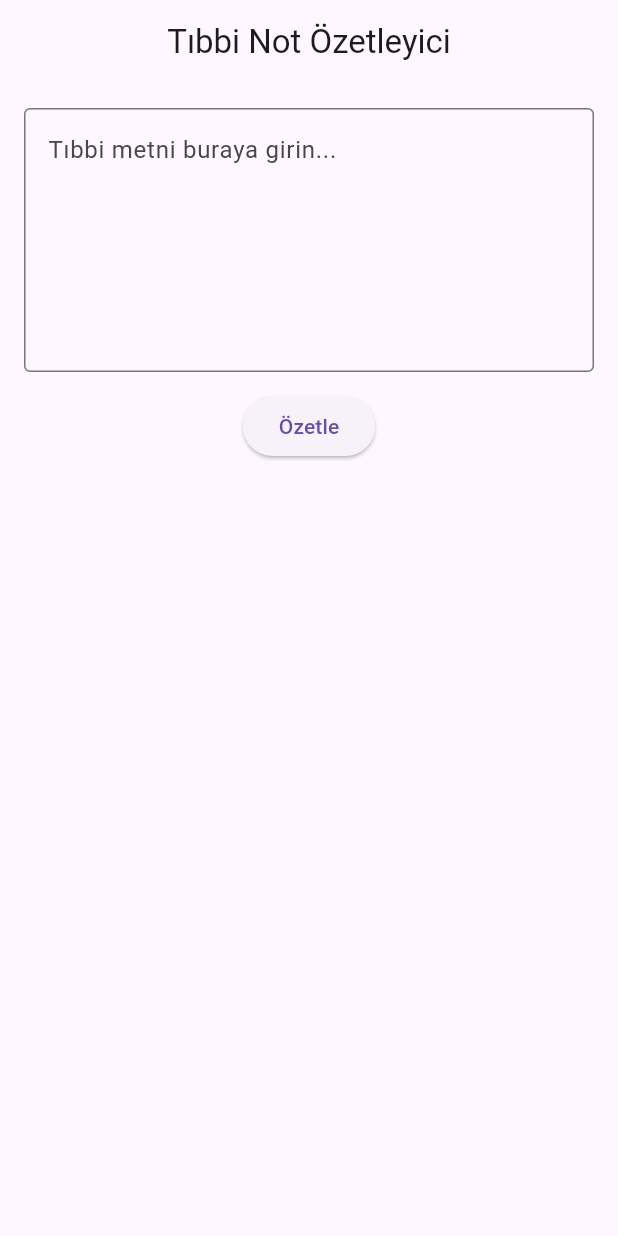
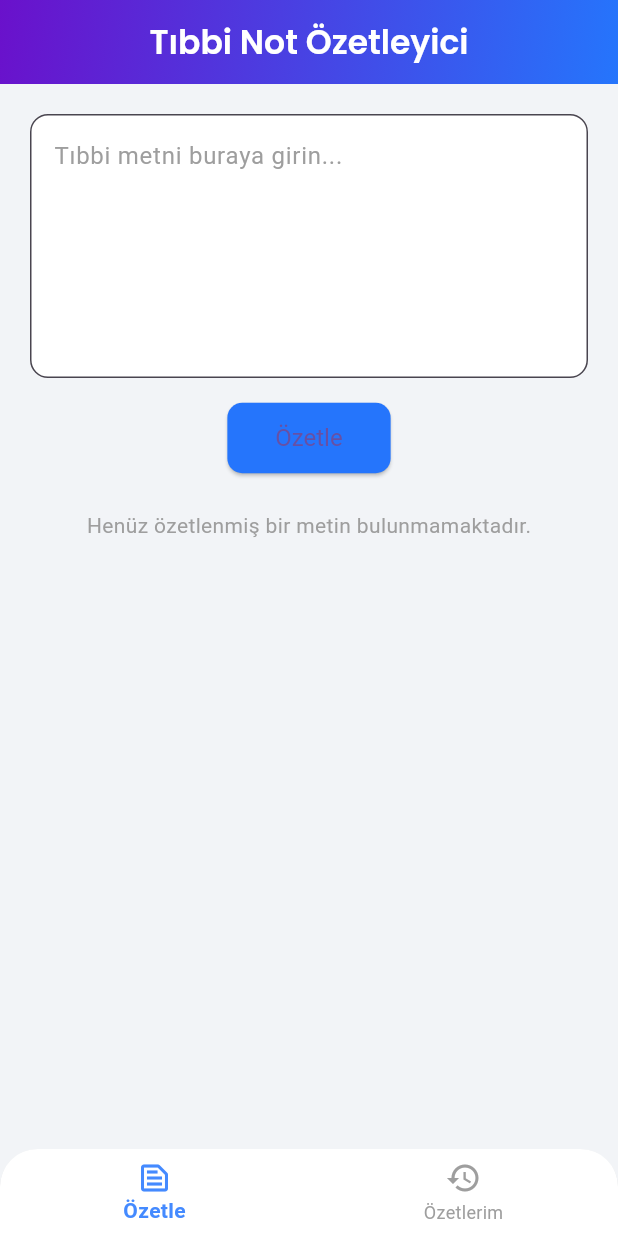
Before and after one commit to ClosePrize/YZTA_Bootcamp_Group185, a Flutter app: the screen it shows after launch, after a tap on "Özetle", on a phone screen of 412 x 824 dp. Run offline on Flutter 3.47's test engine with Material 3 defaults, Android fonts, the phone set to English and light mode, and no system bars; our stand-ins replace convex_bottom_bar, flutter_dotenv, google_fonts, sqflite; accounts and stored records are empty.

Commit message:
[FEATURE] History page has been added.

```diff
--- /dev/null
+++ b/lib/db_helper.dart
@@ -0,0 +1,29 @@
+import 'package:sqflite/sqflite.dart';
+import 'package:path/path.dart';
+import 'summary_model.dart';
+
+class DBHelper {
+  static Future<Database> _getDB() async {
+    final dbPath = await getDatabasesPath();
+    return openDatabase(
+      join(dbPath, 'summaries.db'),
+      version: 1,
+      onCreate: (db, version) {
+        return db.execute(
+          'CREATE TABLE summaries(id INTEGER PRIMARY KEY AUTOINCREMENT, input TEXT, output TEXT)',
+        );
+      },
+    );
+  }
+
+  static Future<void> insertSummary(Summary summary) async {
+    final db = await _getDB();
+    await db.insert('summaries', summary.toMap(), conflictAlgorithm: ConflictAlgorithm.replace);
+  }
+
+  static Future<List<Summary>> getAllSummaries() async {
+    final db = await _getDB();
+    final List<Map<String, dynamic>> maps = await db.query('summaries');
+    return List.generate(maps.length, (i) => Summary.fromMap(maps[i])).reversed.toList();
+  }
+}
--- a/lib/gemini_service.dart
+++ b/lib/gemini_service.dart
@@ -5,12 +5,15 @@ import 'package:flutter_dotenv/flutter_dotenv.dart';
 class GeminiService {
   static final String apiKey = dotenv.env['GEMINI_API_KEY'] ?? '';
   static final String endpoint =
-      'https://generativelanguage.googleapis.com/v1beta/models/gemini-pro:generateContent?key=$apiKey';
+      'https://generativelanguage.googleapis.com/v1beta/models/gemini-2.0-flash:generateContent';
 
   static Future<String> summarizeText(String input) async {
     final response = await http.post(
       Uri.parse(endpoint),
-      headers: {'Content-Type': 'application/json'},
+      headers: {
+        'Content-Type': 'application/json',
+        'X-goog-api-key': apiKey,  // API key burada header olarak
+      },
       body: jsonEncode({
         "contents": [
           {
@@ -27,7 +30,7 @@ class GeminiService {
       final content = data['candidates']?[0]?['content']?['parts']?[0]?['text'];
       return content ?? 'Özet bulunamadı.';
     } else {
-      throw Exception('Gemini API hatası: ${response.statusCode}');
+      throw Exception('Gemini API hatası: ${response.statusCode} - ${response.body}');
     }
   }
 }
--- a/lib/home_page.dart
+++ b/lib/home_page.dart
@@ -1,5 +1,11 @@
 import 'package:flutter/material.dart';
+import 'package:google_fonts/google_fonts.dart';
 import 'gemini_service.dart';
+import 'db_helper.dart';
+import 'summary_model.dart';
+import 'widgets.dart';
+import 'package:convex_bottom_bar/convex_bottom_bar.dart';
+
 
 class HomePage extends StatefulWidget {
   const HomePage({super.key});
@@ -11,6 +17,22 @@ class _HomePageState extends State<HomePage> {
   final TextEditingController _textController = TextEditingController();
   String _summary = '';
   bool _isLoading = false;
+  int _currentIndex = 0;
+  late final PageController _controller;
+
+  final List<Summary> _summaryHistory = [];
+
+  @override
+  void initState() {
+    super.initState();
+    _controller = PageController();
+    _loadHistoryFromDB();
+  }
+
+  Future<void> _loadHistoryFromDB() async {
+    final summaries = await DBHelper.getAllSummaries();
+    setState(() => _summaryHistory.addAll(summaries));
+  }
 
   Future<void> _summarize() async {
     final inputText = _textController.text.trim();
@@ -23,7 +45,14 @@ class _HomePageState extends State<HomePage> {
 
     try {
       final result = await GeminiService.summarizeText(inputText);
-      setState(() => _summary = result);
+
+      final newSummary = Summary(input: inputText, output: result);
+      await DBHelper.insertSummary(newSummary);
+
+      setState(() {
+        _summary = result;
+        _summaryHistory.insert(0, newSummary);
+      });
     } catch (e) {
       setState(() => _summary = 'Bir hata oluştu: $e');
     } finally {
@@ -34,37 +63,62 @@ class _HomePageState extends State<HomePage> {
   @override
   Widget build(BuildContext context) {
     return Scaffold(
+      backgroundColor: const Color(0xFFF2F4F7),
       appBar: AppBar(
-        title: const Text('Tıbbi Not Özetleyici'),
+        elevation: 0,
         centerTitle: true,
+        flexibleSpace: Container(
+          decoration: const BoxDecoration(
+            gradient: LinearGradient(
+              colors: [Color(0xFF6A11CB), Color(0xFF2575FC)],
+              begin: Alignment.topLeft,
+              end: Alignment.bottomRight,
+            ),
+          ),
+        ),
+        title: Text(
+          'Tıbbi Not Özetleyici',
+          style: GoogleFonts.poppins(
+            fontWeight: FontWeight.w600,
+            color: Colors.white,
+          ),
+        ),
       ),
-      body: Padding(
-        padding: const EdgeInsets.all(16),
-        child: Column(
-          children: [
-            TextField(
-              controller: _textController,
-              maxLines: 6,
-              decoration: const InputDecoration(
-                hintText: 'Tıbbi metni buraya girin...',
-                border: OutlineInputBorder(),
-              ),
+      body: _currentIndex == 0
+          ? buildSummarizerTab(
+        textController: _textController,
+        isLoading: _isLoading,
+        summary: _summary,
+        onSummarize: _summarize,
+      )
+          : buildHistoryTab(_summaryHistory),
+      bottomNavigationBar: ClipRRect(
+        borderRadius: const BorderRadius.only(
+          topLeft: Radius.circular(25),
+          topRight: Radius.circular(25),
+        ),
+        child: BottomNavigationBar(
+          currentIndex: _currentIndex,
+          onTap: (index) {
+            setState(() => _currentIndex = index);
+            _controller.animateToPage(index,
+                duration: const Duration(milliseconds: 300),
+                curve: Curves.easeInOut);
+          },
+          backgroundColor: Colors.white,
+          elevation: 10,
+          selectedItemColor: Colors.blueAccent,
+          unselectedItemColor: Colors.grey,
+          showUnselectedLabels: true,
+          selectedLabelStyle: const TextStyle(fontWeight: FontWeight.bold),
+          items: const [
+            BottomNavigationBarItem(
+              icon: Icon(Icons.text_snippet_outlined),
+              label: 'Özetle',
             ),
-            const SizedBox(height: 12),
-            ElevatedButton(
-              onPressed: _isLoading ? null : _summarize,
-              child: const Text('Özetle'),
-            ),
-            const SizedBox(height: 20),
-            _isLoading
-                ? const CircularProgressIndicator()
-                : Expanded(
-              child: SingleChildScrollView(
-                child: Text(
-                  _summary,
-                  style: const TextStyle(fontSize: 16),
-                ),
-              ),
+            BottomNavigationBarItem(
+              icon: Icon(Icons.history),
+              label: 'Özetlerim',
             ),
           ],
         ),
--- a/lib/main.dart
+++ b/lib/main.dart
@@ -3,7 +3,8 @@ import 'package:flutter_dotenv/flutter_dotenv.dart';
 import 'home_page.dart';
 
 Future<void> main() async {
-  await dotenv.load();
+  WidgetsFlutterBinding.ensureInitialized();
+  await dotenv.load(fileName: ".env");
   runApp(const MyApp());
 }
 
--- /dev/null
+++ b/lib/summary_model.dart
@@ -0,0 +1,23 @@
+class Summary {
+  final int? id;
+  final String input;
+  final String output;
+
+  Summary({this.id, required this.input, required this.output});
+
+  factory Summary.fromMap(Map<String, dynamic> map) {
+    return Summary(
+      id: map['id'],
+      input: map['input'],
+      output: map['output'],
+    );
+  }
+
+  Map<String, dynamic> toMap() {
+    return {
+      'id': id,
+      'input': input,
+      'output': output,
+    };
+  }
+}
--- /dev/null
+++ b/lib/widgets.dart
@@ -0,0 +1,124 @@
+import 'package:flutter/material.dart';
+import 'package:google_fonts/google_fonts.dart';
+import 'summary_model.dart';
+
+Widget buildSummarizerTab({
+  required TextEditingController textController,
+  required bool isLoading,
+  required String summary,
+  required VoidCallback onSummarize,
+}) {
+  return SingleChildScrollView(
+    padding: const EdgeInsets.all(20),
+    child: Column(
+      children: [
+        TextField(
+          controller: textController,
+          maxLines: 6,
+          decoration: InputDecoration(
+            hintText: 'Tıbbi metni buraya girin...',
+            filled: true,
+            fillColor: Colors.white,
+            hintStyle: const TextStyle(color: Colors.grey),
+            border: OutlineInputBorder(
+              borderRadius: BorderRadius.circular(12),
+            ),
+          ),
+          style: const TextStyle(fontSize: 16),
+        ),
+        const SizedBox(height: 16),
+        ElevatedButton(
+          onPressed: isLoading ? null : onSummarize,
+          style: ElevatedButton.styleFrom(
+            padding: const EdgeInsets.symmetric(horizontal: 32, vertical: 14),
+            backgroundColor: const Color(0xFF2575FC),
+            shape: RoundedRectangleBorder(
+              borderRadius: BorderRadius.circular(10),
+            ),
+            textStyle: const TextStyle(fontSize: 16),
+          ),
+          child: isLoading
+              ? const CircularProgressIndicator(
+            color: Colors.white,
+            strokeWidth: 2,
+          )
+              : const Text('Özetle'),
+        ),
+        const SizedBox(height: 24),
+        if (summary.isNotEmpty)
+          AnimatedContainer(
+            duration: const Duration(milliseconds: 500),
+            curve: Curves.easeInOut,
+            decoration: BoxDecoration(
+              color: Colors.white.withOpacity(0.85),
+              borderRadius: BorderRadius.circular(16),
+              boxShadow: [
+                BoxShadow(
+                  color: Colors.black.withOpacity(0.05),
+                  blurRadius: 12,
+                  spreadRadius: 2,
+                  offset: const Offset(0, 4),
+                ),
+              ],
+            ),
+            padding: const EdgeInsets.all(20),
+            child: Text(
+              summary,
+              style: GoogleFonts.openSans(fontSize: 16, height: 1.5),
+            ),
+          ),
+        if (!isLoading && summary.isEmpty)
+          const Text(
+            'Henüz özetlenmiş bir metin bulunmamaktadır.',
+            style: TextStyle(color: Colors.grey),
+          ),
+      ],
+    ),
+  );
+}
+
+Widget buildHistoryTab(List<Summary> summaryHistory) {
+  if (summaryHistory.isEmpty) {
+    return const Center(
+      child: Text("Özet geçmişiniz burada görünecek."),
+    );
+  }
+
+  return ListView.builder(
+    padding: const EdgeInsets.all(16),
+    itemCount: summaryHistory.length,
+    itemBuilder: (context, index) {
+      final item = summaryHistory[index];
+      return Card(
+        margin: const EdgeInsets.only(bottom: 16),
+        elevation: 3,
+        shape: RoundedRectangleBorder(
+          borderRadius: BorderRadius.circular(14),
+        ),
+        child: ExpansionTile(
+          title: Text("Özet ${index + 1}",
+              style: GoogleFonts.poppins(fontWeight: FontWeight.w500)),
+          children: [
+            Padding(
+              padding: const EdgeInsets.all(12),
+              child: Column(
+                crossAxisAlignment: CrossAxisAlignment.start,
+                children: [
+                  const Text("Girdi:",
+                      style: TextStyle(fontWeight: FontWeight.bold)),
+                  const SizedBox(height: 6),
+                  Text(item.input, style: const TextStyle(color: Colors.black87)),
+                  const SizedBox(height: 12),
+                  const Text("Çıktı:",
+                      style: TextStyle(fontWeight: FontWeight.bold)),
+                  const SizedBox(height: 6),
+                  Text(item.output, style: const TextStyle(color: Colors.black87)),
+                ],
+              ),
+            ),
+          ],
+        ),
+      );
+    },
+  );
+}
```
Also changed, not shown: pubspec.yaml (+6 -1 lines), pubspec.lock, 2 other files.
